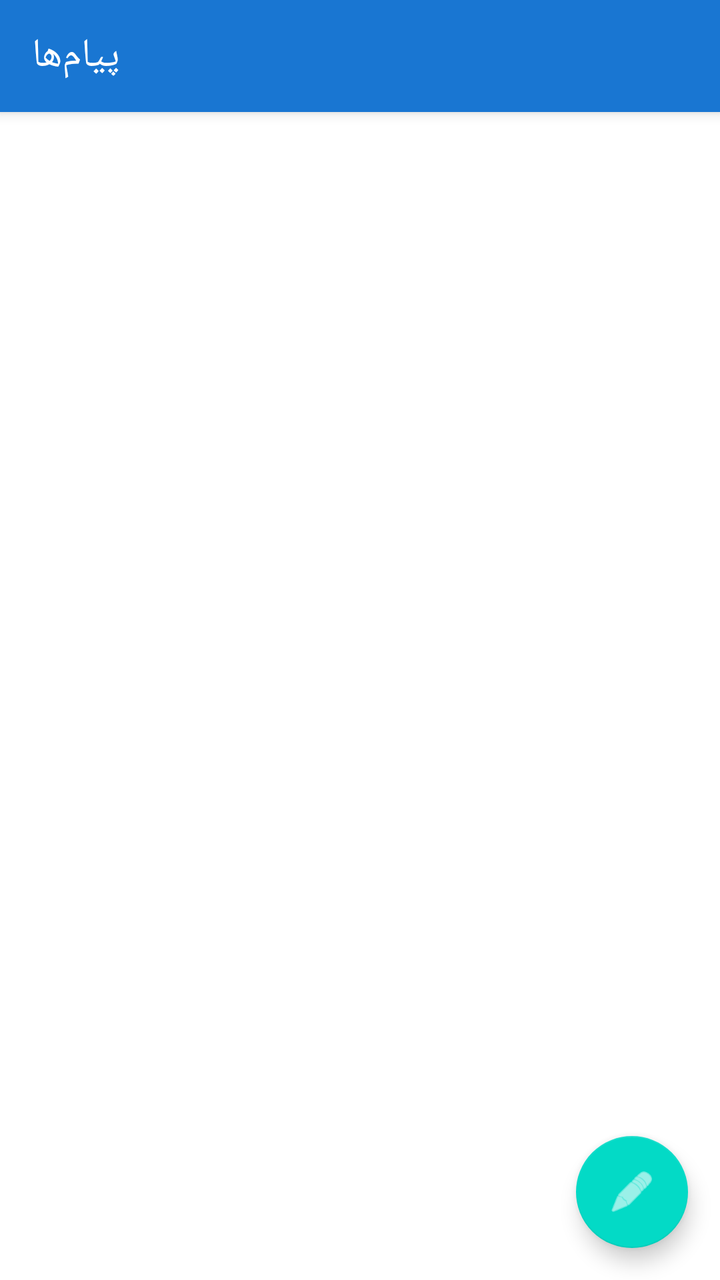
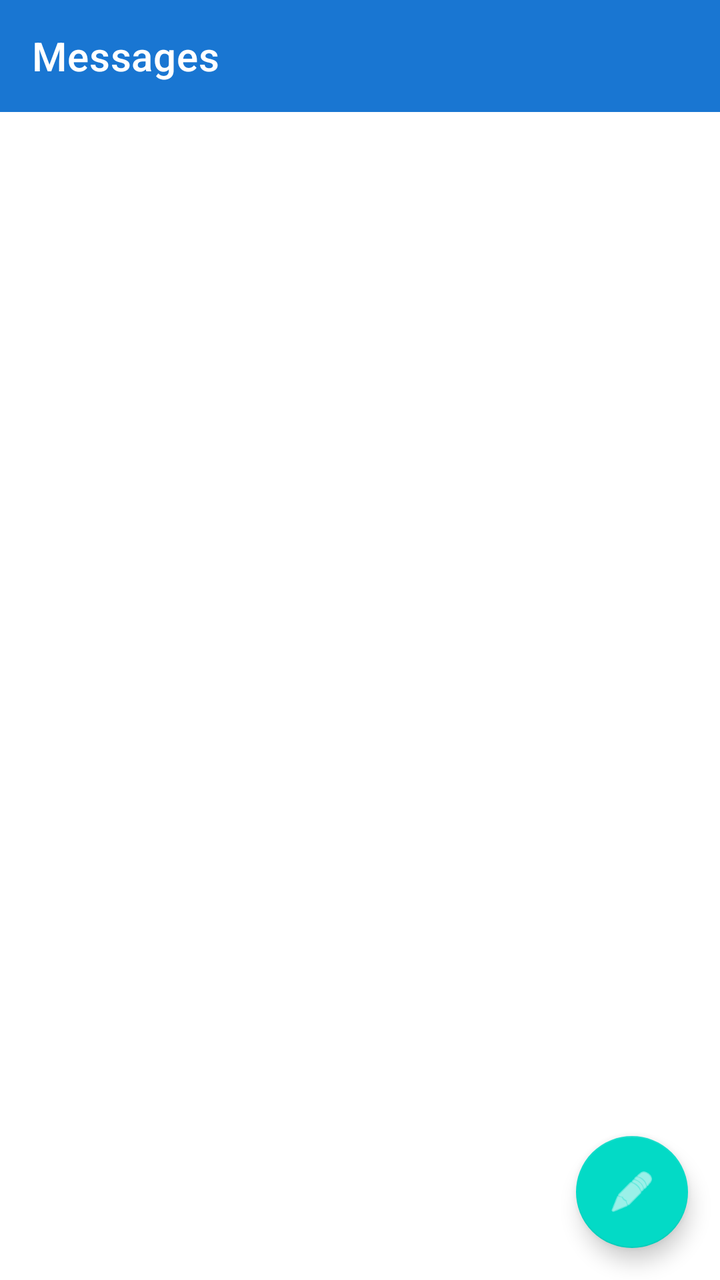

An Android layout rendered at two revisions. The XML below is the earlier revision; the diff shows what the commit changed to produce the second picture.
<!-- AndroidManifest.xml: application theme Theme.SMS -->
<!-- res/layout/activity_main.xml -->
<?xml version="1.0" encoding="utf-8"?>
<androidx.coordinatorlayout.widget.CoordinatorLayout
    xmlns:android="http://schemas.android.com/apk/res/android"
    xmlns:app="http://schemas.android.com/apk/res-auto"
    android:layout_width="match_parent"
    android:layout_height="match_parent">

    <com.google.android.material.appbar.AppBarLayout
        android:layout_width="match_parent"
        android:layout_height="wrap_content">

        <com.google.android.material.appbar.MaterialToolbar
            android:id="@+id/toolbar"
            android:layout_width="match_parent"
            android:layout_height="?attr/actionBarSize"
            android:background="?attr/colorPrimary"
            app:title="پیام‌ها"
            app:titleTextColor="@android:color/white" />

    </com.google.android.material.appbar.AppBarLayout>

    <androidx.recyclerview.widget.RecyclerView
        android:id="@+id/recyclerView"
        android:layout_width="match_parent"
        android:layout_height="match_parent"
        android:padding="8dp"
        app:layout_behavior="@string/appbar_scrolling_view_behavior" />

    <com.google.android.material.floatingactionbutton.FloatingActionButton
        android:id="@+id/fabCompose"
        android:layout_width="wrap_content"
        android:layout_height="wrap_content"
        android:layout_gravity="bottom|end"
        android:layout_margin="16dp"
        android:src="@android:drawable/ic_menu_edit"
        android:contentDescription="پیام جدید"
        app:tint="@android:color/white" />

</androidx.coordinatorlayout.widget.CoordinatorLayout>
<!-- resources referenced by this layout -->
<resources>
  <style name="Theme.SMS" parent="Theme.MaterialComponents.Light.NoActionBar">
          <item name="colorPrimary">@color/primary</item>
          <item name="colorPrimaryDark">@color/primary_dark</item>
          <item name="colorAccent">@color/accent</item>
      </style>
  <color name="primary">#1976D2</color>
  <color name="primary_dark">#1565C0</color>
  <color name="accent">#FF4081</color>
</resources>

<!-- the commit's change to res/layout/activity_main.xml (unified diff, before → after) -->
@@ -1,9 +1,10 @@
 <?xml version="1.0" encoding="utf-8"?>
-<androidx.coordinatorlayout.widget.CoordinatorLayout
+<LinearLayout
     xmlns:android="http://schemas.android.com/apk/res/android"
     xmlns:app="http://schemas.android.com/apk/res-auto"
     android:layout_width="match_parent"
-    android:layout_height="match_parent">
+    android:layout_height="match_parent"
+    android:orientation="vertical">
 
     <com.google.android.material.appbar.AppBarLayout
         android:layout_width="match_parent"
@@ -13,8 +14,8 @@
             android:id="@+id/toolbar"
             android:layout_width="match_parent"
             android:layout_height="?attr/actionBarSize"
-            android:background="?attr/colorPrimary"
-            app:title="پیام‌ها"
+            android:background="@color/primary"
+            app:title="Messages"
             app:titleTextColor="@android:color/white" />
 
     </com.google.android.material.appbar.AppBarLayout>
@@ -22,9 +23,8 @@
     <androidx.recyclerview.widget.RecyclerView
         android:id="@+id/recyclerView"
         android:layout_width="match_parent"
-        android:layout_height="match_parent"
-        android:padding="8dp"
-        app:layout_behavior="@string/appbar_scrolling_view_behavior" />
+        android:layout_height="0dp"
+        android:layout_weight="1" />
 
     <com.google.android.material.floatingactionbutton.FloatingActionButton
         android:id="@+id/fabCompose"
@@ -33,7 +33,7 @@
         android:layout_gravity="bottom|end"
         android:layout_margin="16dp"
         android:src="@android:drawable/ic_menu_edit"
-        android:contentDescription="پیام جدید"
+        android:contentDescription="New message"
         app:tint="@android:color/white" />
 
-</androidx.coordinatorlayout.widget.CoordinatorLayout>
+</LinearLayout>
<!-- resource entries referenced after the edit -->
@@ -1,11 +1,11 @@
 <!-- resources referenced by this layout -->
 <resources>
+  <color name="primary">#1976D2</color>
   <style name="Theme.SMS" parent="Theme.MaterialComponents.Light.NoActionBar">
           <item name="colorPrimary">@color/primary</item>
           <item name="colorPrimaryDark">@color/primary_dark</item>
           <item name="colorAccent">@color/accent</item>
       </style>
-  <color name="primary">#1976D2</color>
   <color name="primary_dark">#1565C0</color>
   <color name="accent">#FF4081</color>
 </resources>
